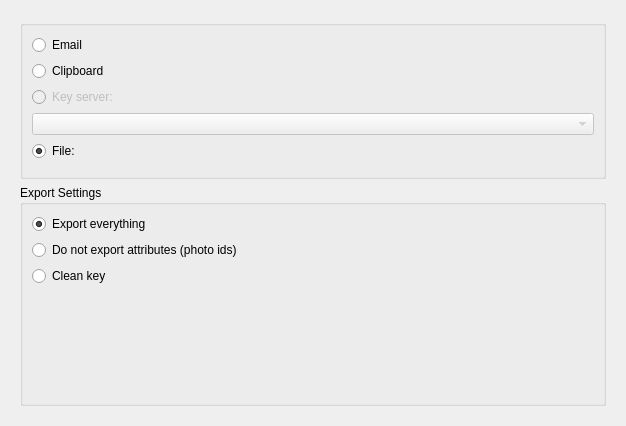
Above: keyexport.ui from KDE/kgpg before the change. Below: the same form after it.
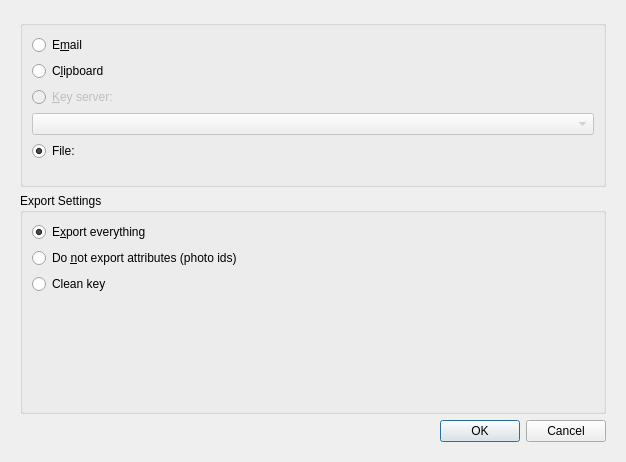
That is the form after the change. Custom widgets are drawn as their Qt base class.

Commit message: Port KeyExport dialog to QDialog.

```diff
--- a/keyexport.ui
+++ b/keyexport.ui
@@ -1,13 +1,13 @@
 <?xml version="1.0" encoding="UTF-8"?>
 <ui version="4.0">
  <class>KeyExport</class>
- <widget class="QWidget" name="KeyExport">
+ <widget class="QDialog" name="KeyExport">
   <property name="geometry">
    <rect>
     <x>0</x>
     <y>0</y>
     <width>626</width>
-    <height>411</height>
+    <height>462</height>
    </rect>
   </property>
   <property name="sizePolicy">
@@ -35,14 +35,14 @@
          <item>
           <widget class="QRadioButton" name="checkMail">
            <property name="text">
-            <string comment="Export a key via email">Email</string>
+            <string comment="Export a key via email">E&amp;mail</string>
            </property>
           </widget>
          </item>
          <item>
           <widget class="QRadioButton" name="checkClipboard">
            <property name="text">
-            <string>Clipboard</string>
+            <string>C&amp;lipboard</string>
            </property>
           </widget>
          </item>
@@ -55,7 +55,7 @@
             <string>You must define at least one keyserver in settings before you can export to one.</string>
            </property>
            <property name="text">
-            <string>Key server:</string>
+            <string>&amp;Key server:</string>
            </property>
           </widget>
          </item>
@@ -95,7 +95,7 @@
          <item>
           <widget class="QRadioButton" name="checkAttrAll">
            <property name="text">
-            <string>Export everything</string>
+            <string>E&amp;xport everything</string>
            </property>
            <property name="checked">
             <bool>true</bool>
@@ -105,7 +105,7 @@
          <item>
           <widget class="QRadioButton" name="checkAttrPhoto">
            <property name="text">
-            <string>Do not export attributes (photo ids)</string>
+            <string>Do &amp;not export attributes (photo ids)</string>
            </property>
           </widget>
          </item>
@@ -135,6 +135,13 @@
         </layout>
        </widget>
       </item>
+      <item>
+       <widget class="QDialogButtonBox" name="buttonBox">
+        <property name="standardButtons">
+         <set>QDialogButtonBox::Cancel|QDialogButtonBox::Ok</set>
+        </property>
+       </widget>
+      </item>
      </layout>
     </widget>
    </item>
@@ -148,7 +155,7 @@
   </customwidget>
   <customwidget>
    <class>KUrlRequester</class>
-   <extends>QFrame</extends>
+   <extends>QWidget</extends>
    <header>kurlrequester.h</header>
   </customwidget>
  </customwidgets>
```
Left out of the diff: 3 changed lines with no effect on the pictures. The commit also changes 3 other files.
